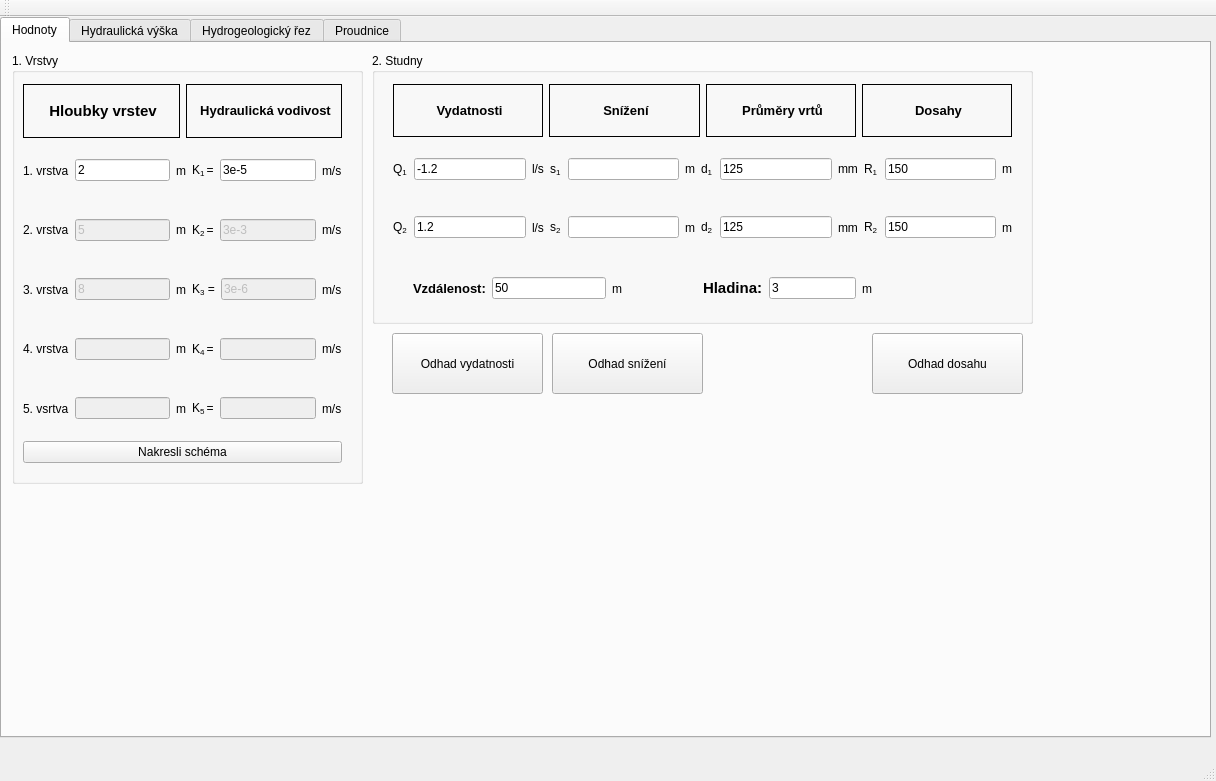
Above: mainwindow.ui from durhan/Program before the change. Below: the same form after it.
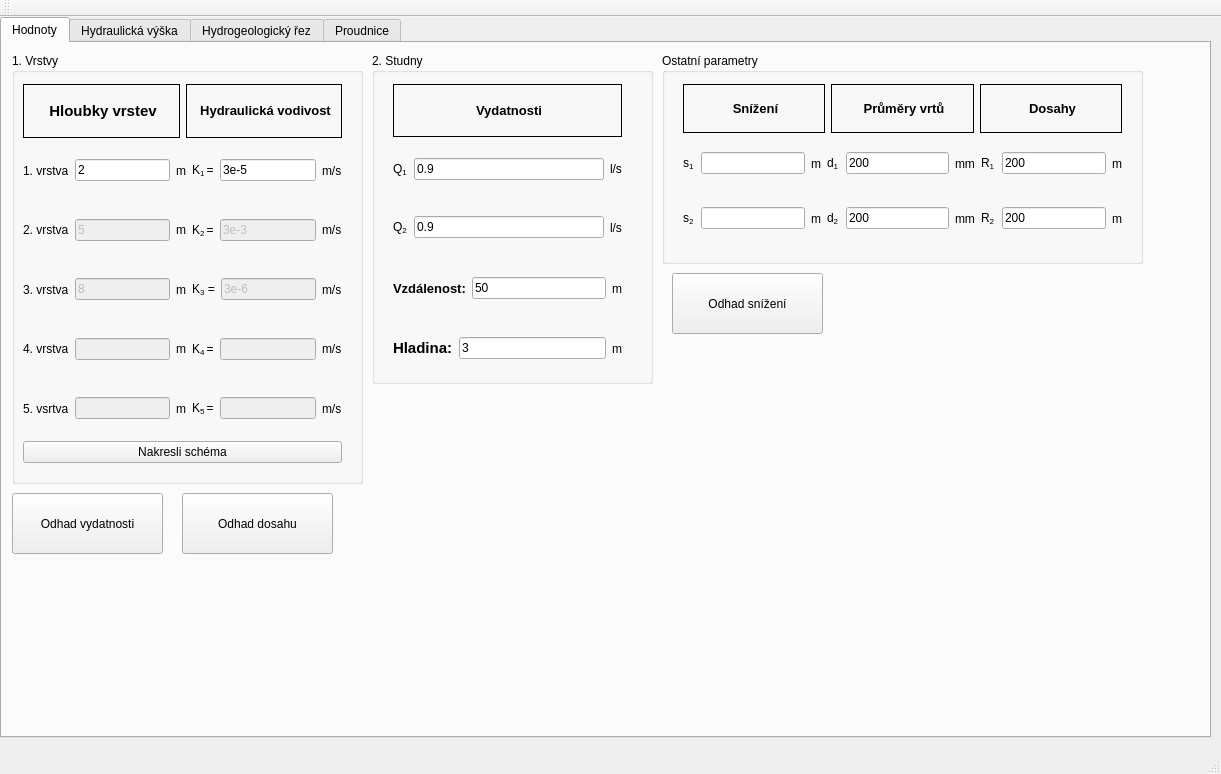
That is the form after the change. The open tabs and pages were chosen to show the change.

Commit message:
poslední změny 0.1
4.1 na fakultě

```diff
--- a/mainwindow.ui
+++ b/mainwindow.ui
@@ -6,8 +6,8 @@
    <rect>
     <x>0</x>
     <y>0</y>
-    <width>1216</width>
-    <height>781</height>
+    <width>1221</width>
+    <height>774</height>
    </rect>
   </property>
   <property name="windowTitle">
@@ -351,8 +351,8 @@
        <rect>
         <x>370</x>
         <y>10</y>
-        <width>661</width>
-        <height>271</height>
+        <width>281</width>
+        <height>331</height>
        </rect>
       </property>
       <property name="title">
@@ -363,7 +363,7 @@
         <rect>
          <x>10</x>
          <y>20</y>
-         <width>641</width>
+         <width>251</width>
          <height>181</height>
         </rect>
        </property>
@@ -389,36 +389,6 @@
             </property>
            </widget>
           </item>
-          <item>
-           <widget class="QLabel" name="label_37">
-            <property name="frameShape">
-             <enum>QFrame::Box</enum>
-            </property>
-            <property name="text">
-             <string>&lt;html&gt;&lt;head/&gt;&lt;body&gt;&lt;p align=&quot;center&quot;&gt;&lt;span style=&quot; font-size:10pt; font-weight:600;&quot;&gt;Snížení&lt;/span&gt;&lt;/p&gt;&lt;/body&gt;&lt;/html&gt;</string>
-            </property>
-           </widget>
-          </item>
-          <item>
-           <widget class="QLabel" name="label_35">
-            <property name="frameShape">
-             <enum>QFrame::Box</enum>
-            </property>
-            <property name="text">
-             <string>&lt;html&gt;&lt;head/&gt;&lt;body&gt;&lt;p align=&quot;center&quot;&gt;&lt;span style=&quot; font-size:10pt; font-weight:600;&quot;&gt;Průměry vrtů&lt;/span&gt;&lt;/p&gt;&lt;/body&gt;&lt;/html&gt;</string>
-            </property>
-           </widget>
-          </item>
-          <item>
-           <widget class="QLabel" name="label_47">
-            <property name="frameShape">
-             <enum>QFrame::Box</enum>
-            </property>
-            <property name="text">
-             <string>&lt;html&gt;&lt;head/&gt;&lt;body&gt;&lt;p align=&quot;center&quot;&gt;&lt;span style=&quot; font-size:10pt; font-weight:600;&quot;&gt;Dosahy&lt;/span&gt;&lt;/p&gt;&lt;/body&gt;&lt;/html&gt;</string>
-            </property>
-           </widget>
-          </item>
          </layout>
         </item>
         <item>
@@ -433,7 +403,7 @@
           <item>
            <widget class="QLineEdit" name="lineEdit_11">
             <property name="text">
-             <string>-1.2</string>
+             <string>0.9</string>
             </property>
            </widget>
           </item>
@@ -444,68 +414,6 @@
             </property>
            </widget>
           </item>
-          <item>
-           <widget class="QLabel" name="label_27">
-            <property name="text">
-             <string>&lt;html&gt;&lt;head/&gt;&lt;body&gt;&lt;p&gt;s&lt;span style=&quot; vertical-align:sub;&quot;&gt;1&lt;/span&gt;&lt;/p&gt;&lt;/body&gt;&lt;/html&gt;</string>
-            </property>
-           </widget>
-          </item>
-          <item>
-           <widget class="QLineEdit" name="lineEdit_13"/>
-          </item>
-          <item>
-           <widget class="QLabel" name="label_28">
-            <property name="enabled">
-             <bool>true</bool>
-            </property>
-            <property name="text">
-             <string>m</string>
-            </property>
-           </widget>
-          </item>
-          <item>
-           <widget class="QLabel" name="label_25">
-            <property name="text">
-             <string>&lt;html&gt;&lt;head/&gt;&lt;body&gt;&lt;p&gt;d&lt;span style=&quot; vertical-align:sub;&quot;&gt;1&lt;/span&gt;&lt;/p&gt;&lt;/body&gt;&lt;/html&gt;</string>
-            </property>
-           </widget>
-          </item>
-          <item>
-           <widget class="QLineEdit" name="lineEdit_12">
-            <property name="text">
-             <string>125</string>
-            </property>
-           </widget>
-          </item>
-          <item>
-           <widget class="QLabel" name="label_26">
-            <property name="text">
-             <string>mm</string>
-            </property>
-           </widget>
-          </item>
-          <item>
-           <widget class="QLabel" name="label_50">
-            <property name="text">
-             <string>&lt;html&gt;&lt;head/&gt;&lt;body&gt;&lt;p&gt;R&lt;span style=&quot; vertical-align:sub;&quot;&gt;1&lt;/span&gt;&lt;/p&gt;&lt;/body&gt;&lt;/html&gt;</string>
-            </property>
-           </widget>
-          </item>
-          <item>
-           <widget class="QLineEdit" name="lineEdit_20">
-            <property name="text">
-             <string>150</string>
-            </property>
-           </widget>
-          </item>
-          <item>
-           <widget class="QLabel" name="label_48">
-            <property name="text">
-             <string>m</string>
-            </property>
-           </widget>
-          </item>
          </layout>
         </item>
         <item>
@@ -520,7 +428,7 @@
           <item>
            <widget class="QLineEdit" name="lineEdit_14">
             <property name="text">
-             <string>1.2</string>
+             <string>0.9</string>
             </property>
            </widget>
           </item>
@@ -531,65 +439,6 @@
             </property>
            </widget>
           </item>
-          <item>
-           <widget class="QLabel" name="label_33">
-            <property name="text">
-             <string>&lt;html&gt;&lt;head/&gt;&lt;body&gt;&lt;p&gt;s&lt;span style=&quot; vertical-align:sub;&quot;&gt;2&lt;/span&gt;&lt;/p&gt;&lt;/body&gt;&lt;/html&gt;</string>
-            </property>
-           </widget>
-          </item>
-          <item>
-           <widget class="QLineEdit" name="lineEdit_16"/>
-          </item>
-          <item>
-           <widget class="QLabel" name="label_34">
-            <property name="text">
-             <string>m</string>
-            </property>
-           </widget>
-          </item>
-          <item>
-           <widget class="QLabel" name="label_31">
-            <property name="text">
-             <string>&lt;html&gt;&lt;head/&gt;&lt;body&gt;&lt;p&gt;d&lt;span style=&quot; vertical-align:sub;&quot;&gt;2&lt;/span&gt;&lt;/p&gt;&lt;/body&gt;&lt;/html&gt;</string>
-            </property>
-           </widget>
-          </item>
-          <item>
-           <widget class="QLineEdit" name="lineEdit_15">
-            <property name="text">
-             <string>125</string>
-            </property>
-           </widget>
-          </item>
-          <item>
-           <widget class="QLabel" name="label_32">
-            <property name="text">
-             <string>mm</string>
-            </property>
-           </widget>
-          </item>
-          <item>
-           <widget class="QLabel" name="label_51">
-            <property name="text">
-             <string>&lt;html&gt;&lt;head/&gt;&lt;body&gt;&lt;p&gt;R&lt;span style=&quot; vertical-align:sub;&quot;&gt;2&lt;/span&gt;&lt;/p&gt;&lt;/body&gt;&lt;/html&gt;</string>
-            </property>
-           </widget>
-          </item>
-          <item>
-           <widget class="QLineEdit" name="lineEdit_21">
-            <property name="text">
-             <string>150</string>
-            </property>
-           </widget>
-          </item>
-          <item>
-           <widget class="QLabel" name="label_49">
-            <property name="text">
-             <string>m</string>
-            </property>
-           </widget>
-          </item>
          </layout>
         </item>
        </layout>
@@ -597,9 +446,9 @@
       <widget class="QWidget" name="horizontalLayoutWidget_10">
        <property name="geometry">
         <rect>
-         <x>30</x>
+         <x>10</x>
          <y>210</y>
-         <width>231</width>
+         <width>251</width>
          <height>51</height>
         </rect>
        </property>
@@ -630,9 +479,9 @@
       <widget class="QWidget" name="horizontalLayoutWidget">
        <property name="geometry">
         <rect>
-         <x>320</x>
-         <y>210</y>
-         <width>191</width>
+         <x>10</x>
+         <y>270</y>
+         <width>251</width>
          <height>51</height>
         </rect>
        </property>
@@ -664,8 +513,8 @@
      <widget class="QPushButton" name="pushButton_8">
       <property name="geometry">
        <rect>
-        <x>550</x>
-        <y>290</y>
+        <x>670</x>
+        <y>230</y>
         <width>151</width>
         <height>61</height>
        </rect>
@@ -677,8 +526,8 @@
      <widget class="QPushButton" name="pushButton_9">
       <property name="geometry">
        <rect>
-        <x>390</x>
-        <y>290</y>
+        <x>10</x>
+        <y>450</y>
         <width>151</width>
         <height>61</height>
        </rect>
@@ -690,8 +539,8 @@
      <widget class="QPushButton" name="pushButton_10">
       <property name="geometry">
        <rect>
-        <x>870</x>
-        <y>290</y>
+        <x>180</x>
+        <y>450</y>
         <width>151</width>
         <height>61</height>
        </rect>
@@ -700,6 +549,194 @@
        <string>Odhad dosahu</string>
       </property>
      </widget>
+     <widget class="QGroupBox" name="groupBox">
+      <property name="geometry">
+       <rect>
+        <x>660</x>
+        <y>10</y>
+        <width>481</width>
+        <height>211</height>
+       </rect>
+      </property>
+      <property name="title">
+       <string>Ostatní parametry</string>
+      </property>
+      <widget class="QWidget" name="verticalLayoutWidget_3">
+       <property name="geometry">
+        <rect>
+         <x>10</x>
+         <y>20</y>
+         <width>461</width>
+         <height>181</height>
+        </rect>
+       </property>
+       <layout class="QVBoxLayout" name="verticalLayout_3">
+        <item>
+         <layout class="QHBoxLayout" name="horizontalLayout_12">
+          <item>
+           <widget class="QLabel" name="label_37">
+            <property name="frameShape">
+             <enum>QFrame::Box</enum>
+            </property>
+            <property name="text">
+             <string>&lt;html&gt;&lt;head/&gt;&lt;body&gt;&lt;p align=&quot;center&quot;&gt;&lt;span style=&quot; font-size:10pt; font-weight:600;&quot;&gt;Snížení&lt;/span&gt;&lt;/p&gt;&lt;/body&gt;&lt;/html&gt;</string>
+            </property>
+           </widget>
+          </item>
+          <item>
+           <widget class="QLabel" name="label_35">
+            <property name="frameShape">
+             <enum>QFrame::Box</enum>
+            </property>
+            <property name="text">
+             <string>&lt;html&gt;&lt;head/&gt;&lt;body&gt;&lt;p align=&quot;center&quot;&gt;&lt;span style=&quot; font-size:10pt; font-weight:600;&quot;&gt;Průměry vrtů&lt;/span&gt;&lt;/p&gt;&lt;/body&gt;&lt;/html&gt;</string>
+            </property>
+           </widget>
+          </item>
+          <item>
+           <widget class="QLabel" name="label_47">
+            <property name="frameShape">
+             <enum>QFrame::Box</enum>
+            </property>
+            <property name="text">
+             <string>&lt;html&gt;&lt;head/&gt;&lt;body&gt;&lt;p align=&quot;center&quot;&gt;&lt;span style=&quot; font-size:10pt; font-weight:600;&quot;&gt;Dosahy&lt;/span&gt;&lt;/p&gt;&lt;/body&gt;&lt;/html&gt;</string>
+            </property>
+           </widget>
+          </item>
+         </layout>
+        </item>
+        <item>
+         <layout class="QHBoxLayout" name="horizontalLayout_13">
+          <item>
+           <widget class="QLabel" name="label_27">
+            <property name="text">
+             <string>&lt;html&gt;&lt;head/&gt;&lt;body&gt;&lt;p&gt;s&lt;span style=&quot; vertical-align:sub;&quot;&gt;1&lt;/span&gt;&lt;/p&gt;&lt;/body&gt;&lt;/html&gt;</string>
+            </property>
+           </widget>
+          </item>
+          <item>
+           <widget class="QLineEdit" name="lineEdit_13"/>
+          </item>
+          <item>
+           <widget class="QLabel" name="label_28">
+            <property name="enabled">
+             <bool>true</bool>
+            </property>
+            <property name="text">
+             <string>m</string>
+            </property>
+           </widget>
+          </item>
+          <item>
+           <widget class="QLabel" name="label_25">
+            <property name="text">
+             <string>&lt;html&gt;&lt;head/&gt;&lt;body&gt;&lt;p&gt;d&lt;span style=&quot; vertical-align:sub;&quot;&gt;1&lt;/span&gt;&lt;/p&gt;&lt;/body&gt;&lt;/html&gt;</string>
+            </property>
+           </widget>
+          </item>
+          <item>
+           <widget class="QLineEdit" name="lineEdit_12">
+            <property name="text">
+             <string>200</string>
+            </property>
+           </widget>
+          </item>
+          <item>
+           <widget class="QLabel" name="label_26">
+            <property name="text">
+             <string>mm</string>
+            </property>
+           </widget>
+          </item>
+          <item>
+           <widget class="QLabel" name="label_50">
+            <property name="text">
+             <string>&lt;html&gt;&lt;head/&gt;&lt;body&gt;&lt;p&gt;R&lt;span style=&quot; vertical-align:sub;&quot;&gt;1&lt;/span&gt;&lt;/p&gt;&lt;/body&gt;&lt;/html&gt;</string>
+            </property>
+           </widget>
+          </item>
+          <item>
+           <widget class="QLineEdit" name="lineEdit_20">
+            <property name="text">
+             <string>200</string>
+            </property>
+           </widget>
+          </item>
+          <item>
+           <widget class="QLabel" name="label_48">
+            <property name="text">
+             <string>m</string>
+            </property>
+           </widget>
+          </item>
+         </layout>
+        </item>
+        <item>
+         <layout class="QHBoxLayout" name="horizontalLayout_14">
+          <item>
+           <widget class="QLabel" name="label_33">
+            <property name="text">
+             <string>&lt;html&gt;&lt;head/&gt;&lt;body&gt;&lt;p&gt;s&lt;span style=&quot; vertical-align:sub;&quot;&gt;2&lt;/span&gt;&lt;/p&gt;&lt;/body&gt;&lt;/html&gt;</string>
+            </property>
+           </widget>
+          </item>
+          <item>
+           <widget class="QLineEdit" name="lineEdit_16"/>
+          </item>
+          <item>
+           <widget class="QLabel" name="label_34">
+            <property name="text">
+             <string>m</string>
+            </property>
+           </widget>
+          </item>
+          <item>
+           <widget class="QLabel" name="label_31">
+            <property name="text">
+             <string>&lt;html&gt;&lt;head/&gt;&lt;body&gt;&lt;p&gt;d&lt;span style=&quot; vertical-align:sub;&quot;&gt;2&lt;/span&gt;&lt;/p&gt;&lt;/body&gt;&lt;/html&gt;</string>
+            </property>
+           </widget>
+          </item>
+          <item>
+           <widget class="QLineEdit" name="lineEdit_15">
+            <property name="text">
+             <string>200</string>
+            </property>
+           </widget>
+          </item>
+          <item>
+           <widget class="QLabel" name="label_32">
+            <property name="text">
+             <string>mm</string>
+            </property>
+           </widget>
+          </item>
+          <item>
+           <widget class="QLabel" name="label_51">
+            <property name="text">
+             <string>&lt;html&gt;&lt;head/&gt;&lt;body&gt;&lt;p&gt;R&lt;span style=&quot; vertical-align:sub;&quot;&gt;2&lt;/span&gt;&lt;/p&gt;&lt;/body&gt;&lt;/html&gt;</string>
+            </property>
+           </widget>
+          </item>
+          <item>
+           <widget class="QLineEdit" name="lineEdit_21">
+            <property name="text">
+             <string>200</string>
+            </property>
+           </widget>
+          </item>
+          <item>
+           <widget class="QLabel" name="label_49">
+            <property name="text">
+             <string>m</string>
+            </property>
+           </widget>
+          </item>
+         </layout>
+        </item>
+       </layout>
+      </widget>
+     </widget>
     </widget>
     <widget class="QWidget" name="tab_4">
      <attribute name="title">
```
Left out of the diff: 81 changed lines with no effect on the pictures. The commit also changes 1 other file.
